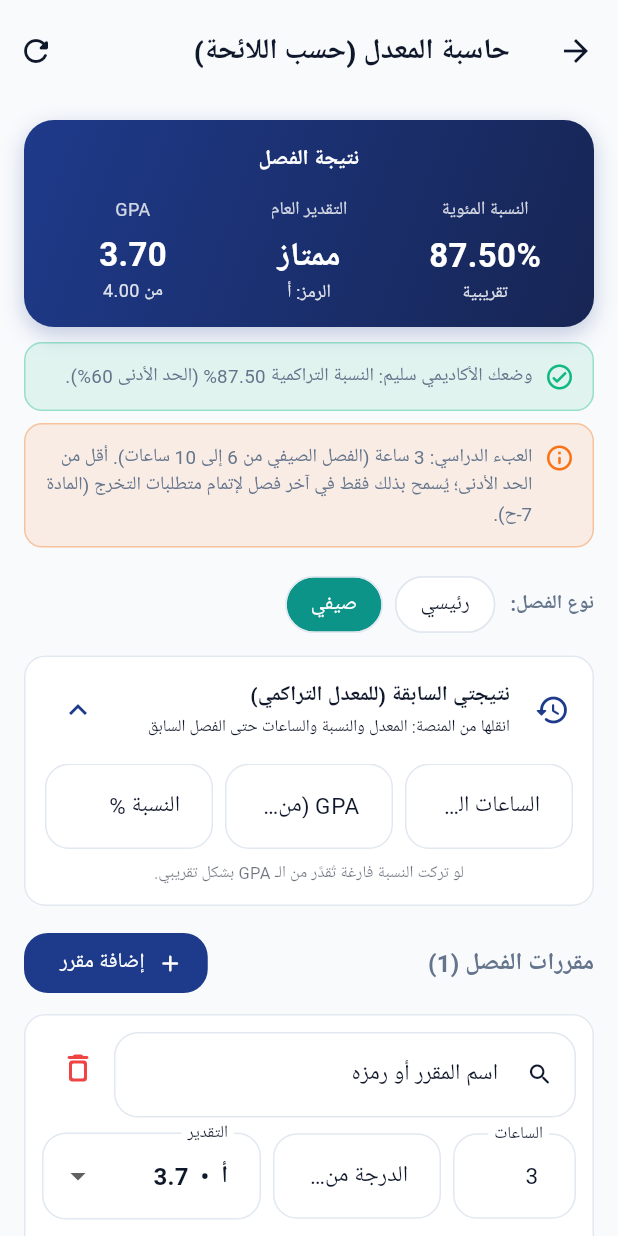
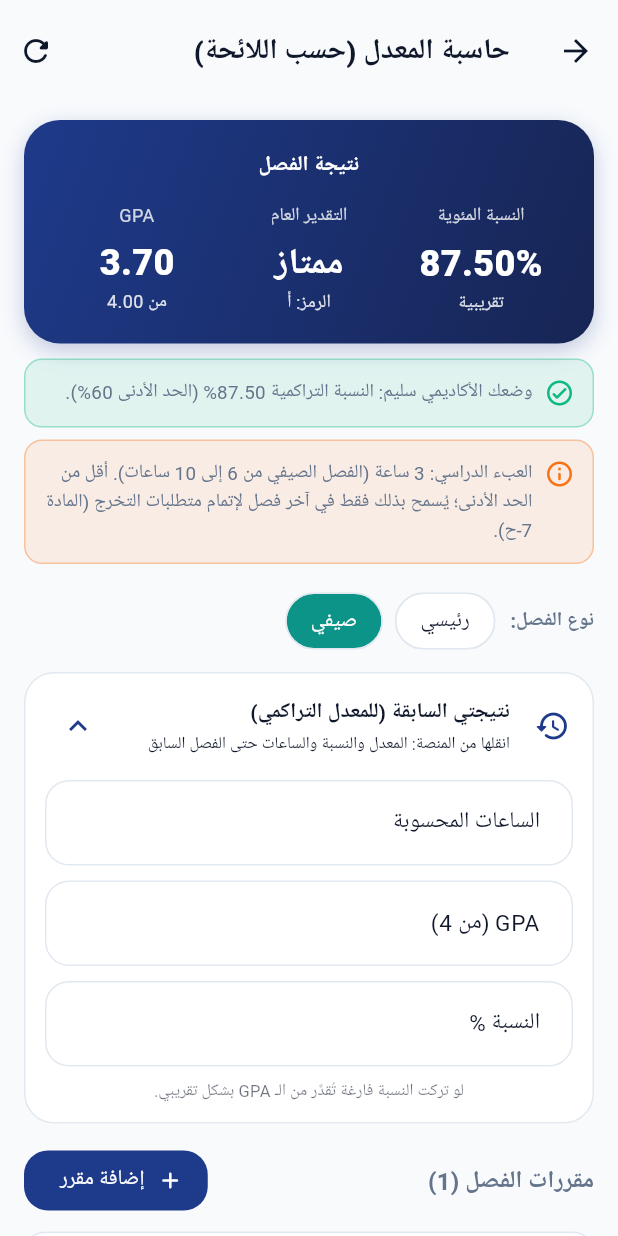
Before and after one commit to gamalzakareya6-star/GenZoo-app, a Flutter app: the GpaCalculatorScreen screen opened directly, after a tap on "صيفي", after a tap on "نتيجتي السابقة (للمعدل التراكمي)", on a phone screen of 412 x 824 dp. Run offline on Flutter 3.47's test engine with Material 3 defaults, Android fonts, the phone set to English and light mode, and no system bars; our stand-ins replace audioplayers, cloud_firestore, file_picker, firebase_auth, firebase_core, firebase_messaging and 13 more; missing offline and left inert: background_downloader, pdfx, record; accounts and stored records are empty; Roboto replaces fonts that are missing (Cairo).

Commit message:
Make GPA history inputs mobile friendly and polish results card

```diff
--- a/lib/screens/essential_info/gpa_calculator_screen.dart
+++ b/lib/screens/essential_info/gpa_calculator_screen.dart
@@ -177,7 +177,7 @@ class _GpaCalculatorScreenState extends State<GpaCalculatorScreen> {
     return Card(
       margin: EdgeInsets.zero,
       shape: RoundedRectangleBorder(
-        borderRadius: BorderRadius.circular(14),
+        borderRadius: BorderRadius.circular(20),
         side: BorderSide(
           color: theme.brightness == Brightness.dark
               ? AppColors.cardBorderDark
@@ -200,38 +200,47 @@ class _GpaCalculatorScreenState extends State<GpaCalculatorScreen> {
         ),
         childrenPadding: const EdgeInsets.fromLTRB(14, 0, 14, 14),
         children: [
-          Row(
-            children: [
-              Expanded(
-                child: TextField(
+          LayoutBuilder(
+            builder: (context, constraints) {
+              final fields = [
+                TextField(
                   controller: _prevCreditsCtl,
-                  keyboardType:
-                      const TextInputType.numberWithOptions(decimal: true),
+                  keyboardType: const TextInputType.numberWithOptions(decimal: true),
                   decoration: deco('الساعات المحسوبة', 'مثال: 60'),
                   onChanged: (_) => _historyChanged(gpa),
                 ),
-              ),
-              const SizedBox(width: 8),
-              Expanded(
-                child: TextField(
+                TextField(
                   controller: _prevGpaCtl,
-                  keyboardType:
-                      const TextInputType.numberWithOptions(decimal: true),
+                  keyboardType: const TextInputType.numberWithOptions(decimal: true),
                   decoration: deco('GPA (من 4)', 'مثال: 3.12'),
                   onChanged: (_) => _historyChanged(gpa),
                 ),
-              ),
-              const SizedBox(width: 8),
-              Expanded(
-                child: TextField(
+                TextField(
                   controller: _prevPercentCtl,
-                  keyboardType:
-                      const TextInputType.numberWithOptions(decimal: true),
+                  keyboardType: const TextInputType.numberWithOptions(decimal: true),
                   decoration: deco('النسبة %', 'مثال: 78.4'),
                   onChanged: (_) => _historyChanged(gpa),
                 ),
-              ),
-            ],
+              ];
+              if (constraints.maxWidth < 430) {
+                return Column(
+                  children: [
+                    for (var i = 0; i < fields.length; i++) ...[
+                      if (i > 0) const SizedBox(height: 10),
+                      fields[i],
+                    ],
+                  ],
+                );
+              }
+              return Row(
+                children: [
+                  for (var i = 0; i < fields.length; i++) ...[
+                    if (i > 0) const SizedBox(width: 8),
+                    Expanded(child: fields[i]),
+                  ],
+                ],
+              );
+            },
           ),
           const SizedBox(height: 8),
           Text(
@@ -294,7 +303,7 @@ class _GpaCalculatorScreenState extends State<GpaCalculatorScreen> {
     return Card(
       margin: EdgeInsets.zero,
       shape: RoundedRectangleBorder(
-        borderRadius: BorderRadius.circular(14),
+        borderRadius: BorderRadius.circular(18),
         side: BorderSide(
           color: theme.brightness == Brightness.dark
               ? AppColors.cardBorderDark
@@ -370,8 +379,8 @@ class _ResultCard extends StatelessWidget {
                 value,
                 style: const TextStyle(
                   color: Colors.white,
-                  fontSize: 22,
-                  fontWeight: FontWeight.bold,
+                  fontSize: 24,
+                  fontWeight: FontWeight.w800,
                 ),
               ),
             ),
@@ -389,14 +398,14 @@ class _ResultCard extends StatelessWidget {
     }
 
     return Container(
-      padding: const EdgeInsets.fromLTRB(14, 16, 14, 14),
+      padding: const EdgeInsets.fromLTRB(18, 20, 18, 18),
       decoration: BoxDecoration(
         gradient: LinearGradient(
           colors: [AppColors.primary, AppColors.primaryDark],
           begin: Alignment.topLeft,
           end: Alignment.bottomRight,
         ),
-        borderRadius: BorderRadius.circular(20),
+        borderRadius: BorderRadius.circular(24),
         boxShadow: [
           BoxShadow(
             color: AppColors.primary.withOpacity(0.25),
```
